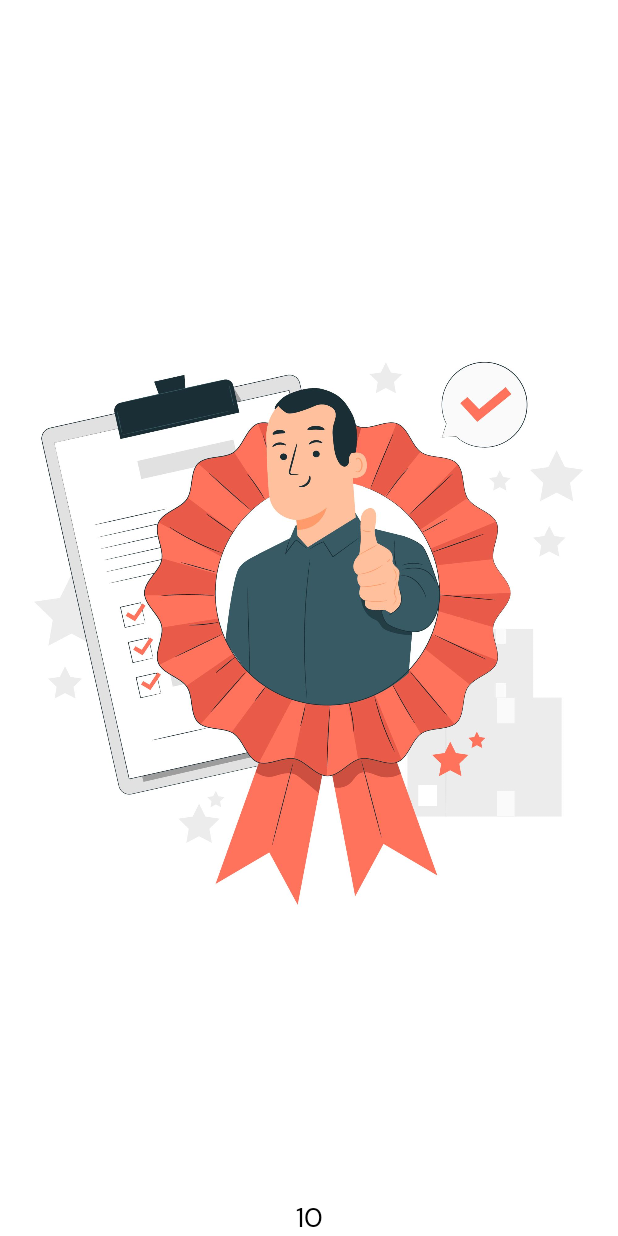
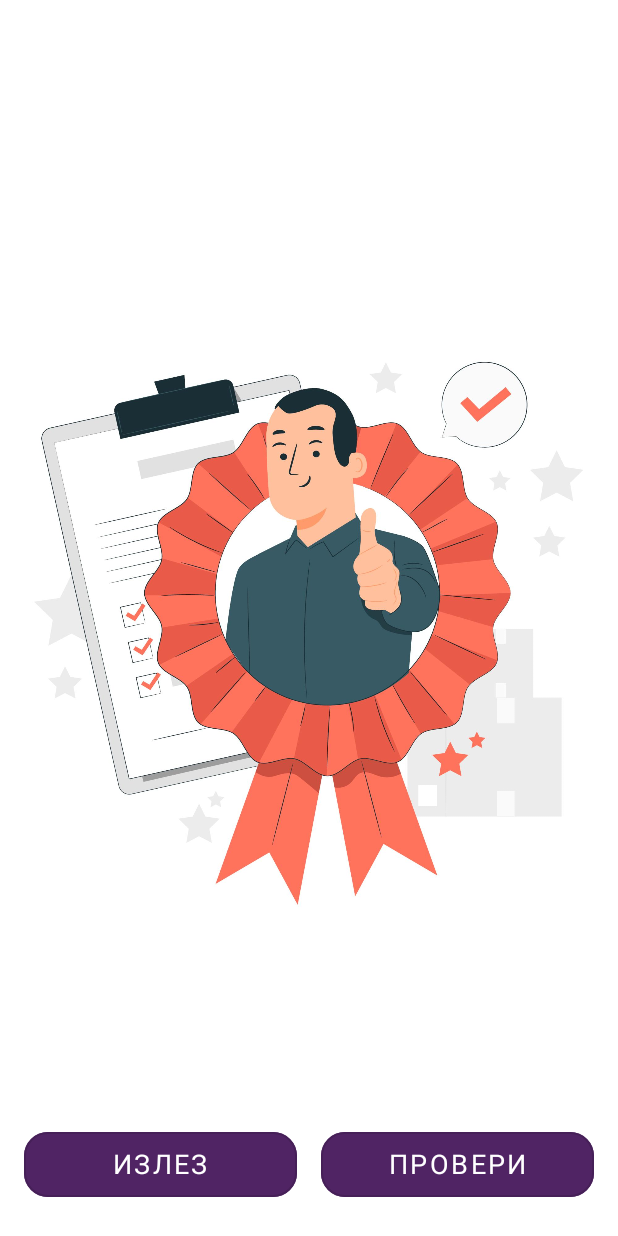
Before and after one commit to BGBorisova/QuizApp, an Android app: the TestScreenFragment screen opened through its navigation route, on a phone screen of 412 x 824 dp. Run offline under Robolectric (Android 15) with nearby library versions, the phone set to English and light mode, and no system bars; our stand-ins replace data binding, navigation-ui.

Commit message:
check the result

```diff
--- a/app/src/main/java/com/example/quizapp/ui/activity/fragment/TestScreenFragment.kt
+++ b/app/src/main/java/com/example/quizapp/ui/activity/fragment/TestScreenFragment.kt
@@ -3,14 +3,16 @@ package com.example.quizapp.ui.activity.fragment
 import android.app.AlertDialog
 import android.os.Bundle
 import android.os.CountDownTimer
-import android.util.Log
 import android.view.LayoutInflater
 import android.view.View
 import android.view.ViewGroup
 import android.widget.Toast
+import androidx.core.content.ContextCompat
 import androidx.fragment.app.Fragment
+import androidx.navigation.fragment.findNavController
 import androidx.navigation.fragment.navArgs
 import androidx.recyclerview.widget.LinearLayoutManager
+import com.example.quizapp.R
 import com.example.quizapp.data.QuestionGenerator
 import com.example.quizapp.databinding.FragmentTestScreenBinding
 import com.example.quizapp.ui.activity.adapter.TestAdapter
@@ -32,10 +34,11 @@ class TestScreenFragment : Fragment(), TestItemListener {
         binding = FragmentTestScreenBinding.inflate(inflater, container, false)
         binding.recyclerView.layoutManager = LinearLayoutManager(context)
         binding.recyclerView.adapter = adapter
+        setCountdownTimer()
         openChosenTest()
-        setCountdownTimer()
         onButtonTakeClicked()
-        closeResultScreenAndCheckAnswers()
+        onButtonCheckClicked()
+        onButtonExitClicked()
         return binding.root
     }
 
@@ -49,36 +52,6 @@ class TestScreenFragment : Fragment(), TestItemListener {
         timer.cancel()
     }
 
-    private fun onButtonTakeClicked() {
-        binding.btnTake.setOnClickListener {
-
-            askUserToTakeTest()
-            //if you want to check answers ->hide result screen and show them
-            adapter.isButtonTakeClicked(true)
-        }
-    }
-
-    private fun askUserToTakeTest() {
-        AlertDialog.Builder(requireContext())
-            .setMessage("Сигурен ли си,че искаш да предадеш?")
-            // if the dialog is cancelable
-            .setCancelable(false)
-            .setPositiveButton("Да") { dialog, _ ->
-                openResultLayout()
-                dialog.dismiss()
-            }
-            .setNegativeButton("Не", null)
-            .create()
-            .show()
-    }
-
-    private fun openResultLayout() {
-        isColorized = true
-        binding.txtTime.visibility = View.GONE
-        binding.testViewsParent.visibility = View.GONE
-        binding.scoreViews.visibility = View.VISIBLE
-    }
-
     private fun setCountdownTimer() {
         timer = object : CountDownTimer(((args.time.toLong() * 60000)), 1000) {
             override fun onTick(remaining: Long) {
@@ -86,16 +59,21 @@ class TestScreenFragment : Fragment(), TestItemListener {
                 val minute = (timeInMills / 1000) / 60
                 val seconds = (timeInMills / 1000) % 60
                 if (timeInMills < 60000) {
-                    binding.txtTime.setTextColor(resources.getColor(android.R.color.holo_red_dark))
+                    binding.txtTime.setTextColor(
+                        ContextCompat.getColor(
+                            requireContext(),
+                            R.color.red
+                        )
+                    )
                 }
                 when {
                     minute < 10 && seconds < 10 -> {
                         binding.txtTime.text = "0" + "$minute:" + "0" + "$seconds"
                     }
-                    minute < 10 && seconds > 9 -> {
+                    minute < 10 -> {
                         binding.txtTime.text = "0" + "$minute:$seconds"
                     }
-                    minute > 9 && seconds < 10 -> {
+                    seconds < 10 -> {
                         binding.txtTime.text = "$minute:" + "0" + "$seconds"
                     }
                     else -> {
@@ -160,21 +138,57 @@ class TestScreenFragment : Fragment(), TestItemListener {
                 )
             }
         }
-        Log.d("HHH", "${args.testId}")
     }
 
-    override fun onFinalScoreFetched(score: Int) {
-        binding.scoreBoardLayout.txtFinalScore.text = score.toString()
+    override fun isReadyToColorizedAnswers() = isColorized
+
+    private fun askUserToTakeTest() =
+        AlertDialog.Builder(requireContext())
+            .setMessage(getString(R.string.are_you_submit))
+            // if the dialog is cancelable
+            .setCancelable(false)
+            .setPositiveButton(getString(R.string.yes)) { dialog, _ ->
+                openResultLayout()
+                dialog.dismiss()
+            }
+            .setNegativeButton(getString(R.string.no), null)
+            .create()
+            .show()
+
+    private fun openResultLayout() {
+        isColorized = true
+        binding.txtTime.visibility = View.GONE
+        binding.testViewsParent.visibility = View.GONE
+        binding.scoreViews.visibility = View.VISIBLE
     }
 
-    override fun isReadyToColorizedAnswers(): Boolean {
-        return isColorized
+    private fun onButtonTakeClicked() {
+        binding.btnSubmitTest.setOnClickListener {
+            val points = adapter.getItems().flatMap { it.answers }
+                .filter { it.isSelected && it.isCorrect }.size
+
+//            binding.scoreBoardLayout.txtFinalScore.text =
+//                points.toString() + "/" + args.numberOfQuestions.toString()
+//            Оценка=2+(4*верни отговори)/(брой въпроси)
+            binding.scoreBoardLayout.txtFinalScore.text = (2 + (4 * points) / (args.numberOfQuestions).toFloat()).toString()
+            askUserToTakeTest()
+            adapter.isButtonTakeClicked(true)
+        }
     }
 
-    private fun closeResultScreenAndCheckAnswers() {
-        binding.scoreBoardLayout.txtFinalScore.setOnClickListener {
+    private fun onButtonCheckClicked() =
+        binding.scoreBoardLayout.btnCheck.setOnClickListener {
             binding.testViewsParent.visibility = View.VISIBLE
             binding.scoreViews.visibility = View.GONE
+            binding.imgTimer.visibility = View.GONE
+            binding.btnSubmitTest.visibility = View.GONE
+            adapter.notifyDataSetChanged()
         }
-    }
+
+    private fun onButtonExitClicked() =
+        binding.scoreBoardLayout.btnExit.setOnClickListener {
+            findNavController().navigate(
+                TestScreenFragmentDirections.actionTestScreenFragmentToModuleScreenFragment()
+            )
+        }
 }
--- a/app/src/main/res/layout/fragment_test_screen.xml
+++ b/app/src/main/res/layout/fragment_test_screen.xml
@@ -18,7 +18,7 @@
                 android:id="@+id/recyclerView"
                 android:layout_width="match_parent"
                 android:layout_height="@dimen/no_dimen"
-                app:layout_constraintBottom_toTopOf="@id/btnTake"
+                app:layout_constraintBottom_toTopOf="@id/btnSubmitTest"
                 app:layout_constraintTop_toBottomOf="@id/txtTime" />
 
             <ImageView
@@ -46,7 +46,7 @@
                 app:layout_constraintTop_toTopOf="parent" />
 
             <com.google.android.material.button.MaterialButton
-                android:id="@+id/btnTake"
+                android:id="@+id/btnSubmitTest"
                 style="@style/Widget.MaterialComponents.Button.OutlinedButton"
                 android:layout_width="@dimen/no_dimen"
                 android:layout_height="wrap_content"
@@ -67,15 +67,6 @@
                 app:layout_constraintStart_toStartOf="parent"
                 app:layout_constraintWidth_percent="0.8" />
 
-<!--            <TextView-->
-<!--                android:id="@+id/txtScore"-->
-<!--                android:layout_width="wrap_content"-->
-<!--                android:layout_height="wrap_content"-->
-<!--                android:layout_margin="@dimen/margin_medium"-->
-<!--                app:layout_constraintEnd_toEndOf="parent"-->
-<!--                app:layout_constraintTop_toTopOf="parent" />-->
-
-
         </androidx.constraintlayout.widget.ConstraintLayout>
 
         <androidx.constraintlayout.widget.ConstraintLayout
@@ -90,5 +81,6 @@
                 android:layout_width="match_parent"
                 android:layout_height="match_parent" />
         </androidx.constraintlayout.widget.ConstraintLayout>
+
     </androidx.constraintlayout.widget.ConstraintLayout>
 </layout>
--- a/app/src/main/res/layout/scoreboard_layout.xml
+++ b/app/src/main/res/layout/scoreboard_layout.xml
@@ -5,36 +5,82 @@
         android:layout_width="match_parent"
         android:layout_height="match_parent">
 
-        <ImageView
-            android:id="@+id/imgSuccess"
+        <androidx.constraintlayout.widget.ConstraintLayout
+            android:id="@+id/imgHolder"
             android:layout_width="wrap_content"
             android:layout_height="wrap_content"
-            android:src="@drawable/ic_success"
             app:layout_constraintEnd_toEndOf="parent"
             app:layout_constraintStart_toStartOf="parent"
-            app:layout_constraintTop_toTopOf="parent" />
+            app:layout_constraintTop_toTopOf="parent">
 
-        <ImageView
-            android:id="@+id/imgFail"
-            android:layout_width="200dp"
-            android:layout_height="200dp"
-            android:src="@drawable/ic_fail"
-            android:visibility="invisible"
-            app:layout_constraintEnd_toEndOf="parent"
-            app:layout_constraintStart_toStartOf="parent"
-            app:layout_constraintTop_toTopOf="parent" />
+            <ImageView
+                android:id="@+id/imgSuccess"
+                android:layout_width="match_parent"
+                android:layout_height="match_parent"
+                android:src="@drawable/ic_success" />
+
+            <ImageView
+                android:id="@+id/imgFail"
+                android:layout_width="match_parent"
+                android:layout_height="match_parent"
+                android:src="@drawable/ic_fail"
+                android:visibility="invisible" />
+        </androidx.constraintlayout.widget.ConstraintLayout>
 
         <TextView
             android:id="@+id/txtFinalScore"
             android:layout_width="wrap_content"
             android:layout_height="wrap_content"
             android:fontFamily="@font/dm_sans_regular"
+            android:textColor="@color/black"
             android:textSize="@dimen/text_size_question"
-            android:text="10"
-            android:textColor="@color/black"
+            app:layout_constraintBottom_toBottomOf="parent"
             app:layout_constraintEnd_toEndOf="parent"
-            app:layout_constraintStart_toStartOf="parent"
-            app:layout_constraintBottom_toBottomOf="parent" />
+            app:layout_constraintStart_toStartOf="parent" />
+
+        <com.google.android.material.button.MaterialButton
+            android:id="@+id/btnExit"
+            style="@style/Widget.MaterialComponents.Button.OutlinedButton"
+            android:layout_width="@dimen/no_dimen"
+            android:layout_height="wrap_content"
+            android:layout_marginStart="@dimen/margin_medium"
+            android:layout_marginTop="@dimen/margin_large"
+            android:layout_marginBottom="@dimen/margin_large"
+            android:backgroundTint="@color/dark_purple"
+            android:fontFamily="@font/dm_sans_regular"
+            android:paddingVertical="10dp"
+            android:text="@string/exit"
+            android:textAlignment="center"
+            android:textAllCaps="true"
+            android:textColor="@color/white"
+            android:textSize="18sp"
+            android:visibility="visible"
+            app:cornerRadius="@dimen/margin_medium"
+            app:layout_constraintBottom_toBottomOf="parent"
+            app:layout_constraintEnd_toStartOf="@id/btnCheck"
+            app:layout_constraintStart_toStartOf="parent" />
+
+        <com.google.android.material.button.MaterialButton
+            android:id="@+id/btnCheck"
+            style="@style/Widget.MaterialComponents.Button.OutlinedButton"
+            android:layout_width="@dimen/no_dimen"
+            android:layout_height="wrap_content"
+            android:layout_marginHorizontal="@dimen/margin_medium"
+            android:layout_marginTop="@dimen/margin_large"
+            android:layout_marginBottom="@dimen/margin_large"
+            android:backgroundTint="@color/dark_purple"
+            android:fontFamily="@font/dm_sans_regular"
+            android:paddingVertical="10dp"
+            android:text="@string/check"
+            android:textAlignment="center"
+            android:textAllCaps="true"
+            android:textColor="@color/white"
+            android:textSize="18sp"
+            android:visibility="visible"
+            app:cornerRadius="@dimen/margin_medium"
+            app:layout_constraintBottom_toBottomOf="parent"
+            app:layout_constraintEnd_toEndOf="parent"
+            app:layout_constraintStart_toEndOf="@id/btnExit" />
 
     </androidx.constraintlayout.widget.ConstraintLayout>
 </layout>
--- a/app/src/main/res/values/colors.xml
+++ b/app/src/main/res/values/colors.xml
@@ -16,4 +16,5 @@
     <color name="rose_dust">#cfb7ce</color>
     <color name="dark_blue">#2c2a4c</color>
     <color name="undefined_color">#F1D7B4</color>
+    <color name="red">#E91E1E</color>
 </resources>
--- a/app/src/main/res/values/strings.xml
+++ b/app/src/main/res/values/strings.xml
@@ -26,5 +26,10 @@
     <string name="fifteen">15</string>
     <string name="ten">10</string>
     <string name="content">Съдържание</string>
+    <string name="yes">Да</string>
+    <string name="no">Не</string>
+    <string name="are_you_submit">Сигурен ли си,че искаш да предадеш?</string>
+    <string name="check">Провери</string>
+    <string name="exit">Излез</string>
 
 </resources>
```
Also changed, not shown: app/src/main/java/com/example/quizapp/data/QuestionGenerator.kt (+106 -117 lines), app/src/main/java/com/example/quizapp/ui/activity/adapter/TestAdapter.kt (+95 -92 lines), app/src/main/res/layout/test_item.xml (+10 -0 lines).
